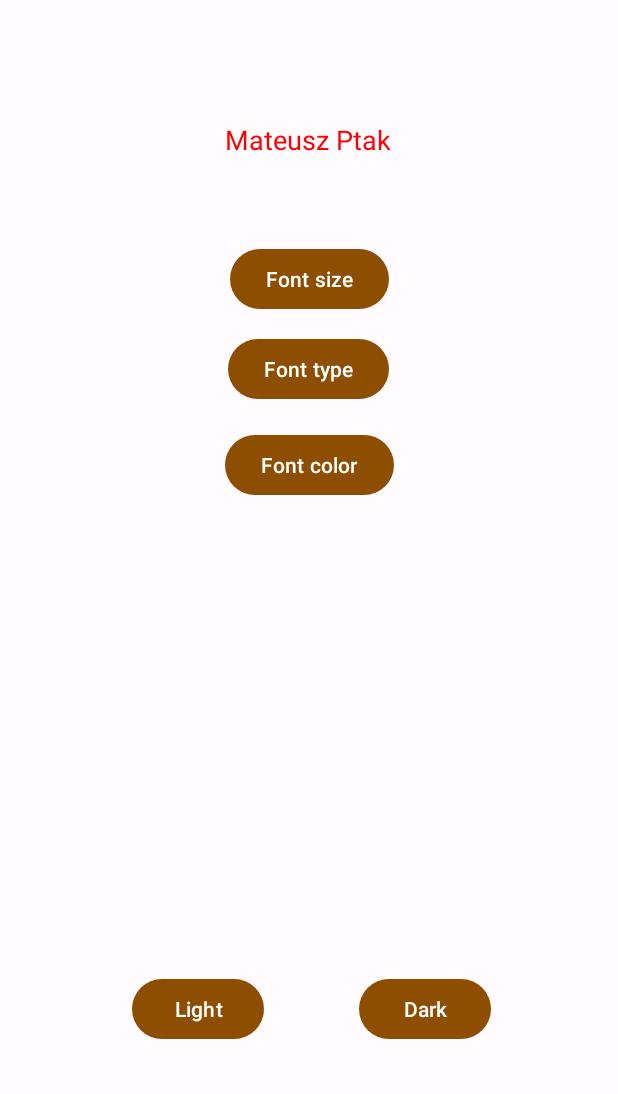
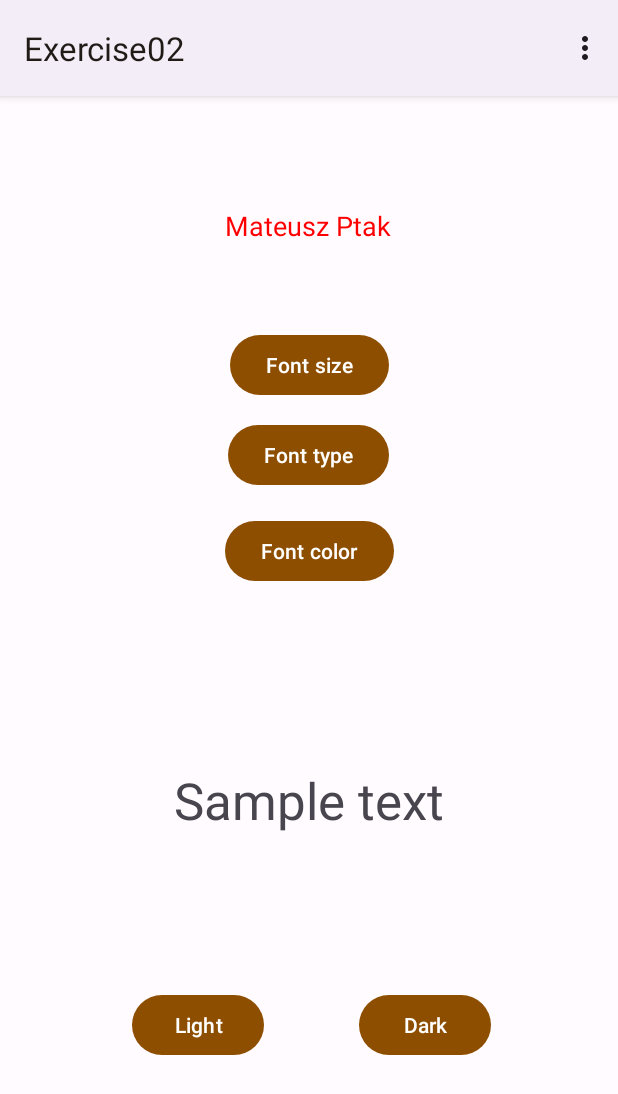
Before and after one commit to Ptaku09/Android, an Android app: the screen it shows after launch (MainActivity), on a phone screen of 412 x 824 dp. Shown: the top 1094 px of the screen. Run offline under Robolectric (Android 15) with nearby library versions, the phone set to English and light mode, and no system bars.

Commit message:
ex02 dot 2

```diff
--- a/Exercise02/app/src/main/res/layout/activity_main.xml
+++ b/Exercise02/app/src/main/res/layout/activity_main.xml
@@ -62,6 +62,18 @@
         app:layout_constraintTop_toBottomOf="@+id/author_name"
         tools:ignore="MissingConstraints" />
 
+    <TextView
+        android:layout_width="wrap_content"
+        android:layout_height="wrap_content"
+        android:text="@string/main_sample_text"
+        android:textSize="34sp"
+        app:layout_constraintBottom_toBottomOf="parent"
+        app:layout_constraintEnd_toEndOf="parent"
+        app:layout_constraintStart_toStartOf="parent"
+        app:layout_constraintTop_toTopOf="parent"
+        app:layout_constraintVertical_bias="0.625"
+        tools:ignore="MissingConstraints" />
+
     <Button
         android:id="@+id/light_theme_button"
         android:layout_width="wrap_content"
--- /dev/null
+++ b/Exercise02/app/src/main/res/menu/hamburger.xml
@@ -0,0 +1,12 @@
+<?xml version="1.0" encoding="utf-8"?>
+<menu xmlns:android="http://schemas.android.com/apk/res/android">
+    <item
+        android:id="@+id/red_trail"
+        android:title="@string/red_trail" />
+    <item
+        android:id="@+id/green_trail"
+        android:title="@string/green_trail" />
+    <item
+        android:id="@+id/blue_trail"
+        android:title="@string/blue_trail" />
+</menu>
--- a/Exercise02/app/src/main/res/values/strings.xml
+++ b/Exercise02/app/src/main/res/values/strings.xml
@@ -15,4 +15,12 @@
     <string name="main_font_color">Font color</string>
     <string name="main_light_theme">Light</string>
     <string name="main_dark_theme">Dark</string>
+    <string name="main_sample_text">Sample text</string>
+    <string name="red_trail">Red trail</string>
+    <string name="green_trail">Green trail</string>
+    <string name="blue_trail">Blue trail</string>
+    <string name="red_trail_desc">A \"red trail\" in mountain hiking is a designated path through the mountains marked with red-colored trail markers, providing a route for hikers to follow. These markers are strategically placed along the trail to ensure clear navigation and help hikers stay on the designated path. Red trails are part of a trail system that may include various difficulty levels, connecting key points of interest, viewpoints, and providing access to the natural beauty of the mountainous landscape. Hikers can follow the red trail markers to explore and enjoy the scenic and challenging aspects of the mountains.</string>
+    <string name="green_trail_desc">A "green trail" in mountain hiking is a designated path through the mountains marked with green-colored trail markers, providing a route for hikers to follow. These markers are strategically placed along the trail to ensure clear navigation and help hikers stay on the designated path. Green trails are part of a trail system that may include various difficulty levels, connecting key points of interest, viewpoints, and providing access to the natural beauty of the mountainous landscape. Hikers can follow the green trail markers to explore and enjoy the scenic and challenging aspects of the mountains.</string>
+    <string name="blue_trail_desc">A "blue trail" in mountain hiking is a designated path through the mountains marked with blue-colored trail markers, providing a route for hikers to follow. These markers are strategically placed along the trail to ensure clear navigation and help hikers stay on the designated path. Blue trails are part of a trail system that may include various difficulty levels, connecting key points of interest, viewpoints, and providing access to the natural beauty of the mountainous landscape. Hikers can follow the blue trail markers to explore and enjoy the scenic and challenging aspects of the mountains.</string>
+    <string name="back">Back</string>
 </resources>
--- a/Exercise02/app/src/main/res/values/themes.xml
+++ b/Exercise02/app/src/main/res/values/themes.xml
@@ -7,7 +7,7 @@
 
     <style name="Theme.Exercise02" parent="Base.Theme.Exercise02" />
 
-    <style name="ThemeLight" parent="Theme.Material3.Light.NoActionBar">
+    <style name="ThemeLight" parent="Theme.Material3.Light">
         <item name="colorPrimary">@color/md_theme_light_primary</item>
         <item name="colorOnPrimary">@color/md_theme_light_onPrimary</item>
         <item name="colorPrimaryContainer">@color/md_theme_light_primaryContainer</item>
@@ -36,7 +36,7 @@
         <item name="colorPrimaryInverse">@color/md_theme_light_inversePrimary</item>
     </style>
 
-    <style name="ThemeDark" parent="Theme.Material3.Dark.NoActionBar">
+    <style name="ThemeDark" parent="Theme.Material3.Dark">
         <item name="colorPrimary">@color/md_theme_dark_primary</item>
         <item name="colorOnPrimary">@color/md_theme_dark_onPrimary</item>
         <item name="colorPrimaryContainer">@color/md_theme_dark_primaryContainer</item>
@@ -64,4 +64,16 @@
         <item name="colorSurfaceInverse">@color/md_theme_dark_inverseSurface</item>
         <item name="colorPrimaryInverse">@color/md_theme_dark_inversePrimary</item>
     </style>
+
+    <style name="Theme.Exercise02.RedTrail" parent="ThemeLight">
+        <item name="colorPrimary">@color/red</item>
+    </style>
+
+    <style name="Theme.Exercise02.GreenTrail" parent="ThemeLight">
+        <item name="colorPrimary">@color/green</item>
+    </style>
+
+    <style name="Theme.Exercise02.BlueTrail" parent="ThemeLight">
+        <item name="colorPrimary">@color/blue</item>
+    </style>
 </resources>
```
Also changed, not shown: Exercise02/app/src/main/AndroidManifest.xml (+15 -0 lines), Exercise02/app/src/main/java/com/example/exercise02/BlueTrailActivity.kt (added, +16 -0 lines), Exercise02/app/src/main/java/com/example/exercise02/GreenTrailActivity.kt (added, +16 -0 lines), Exercise02/app/src/main/java/com/example/exercise02/MainActivity.kt (+35 -0 lines), Exercise02/app/src/main/java/com/example/exercise02/RedTrailActivity.kt (added, +16 -0 lines), Exercise02/app/src/main/res/layout/activity_blue_trail.xml (added, +55 -0 lines), Exercise02/app/src/main/res/layout/activity_green_trail.xml (added, +55 -0 lines), Exercise02/app/src/main/res/layout/activity_red_trail.xml (added, +55 -0 lines), Exercise02/app/src/main/res/drawable/blue_trail.jpeg (added), Exercise02/app/src/main/res/drawable/green_trail.jpeg (added), Exercise02/app/src/main/res/drawable/red_trail.jpeg (added).
